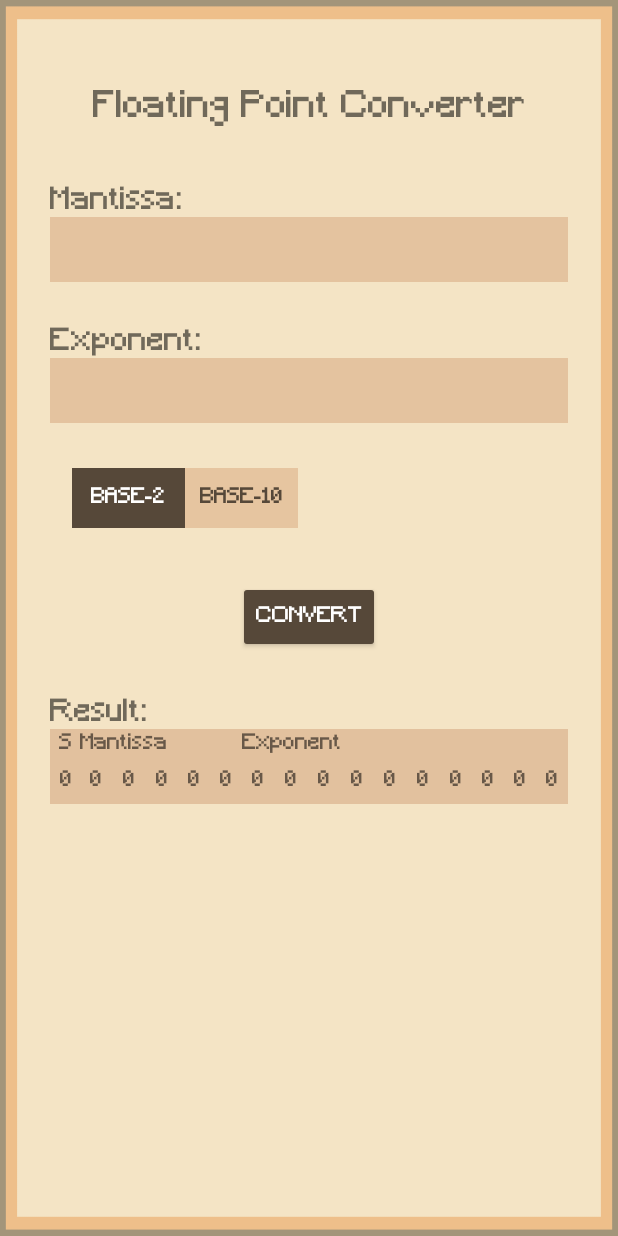
After one commit to RocketRoooiz/CSArchers, an Android app built with Jetpack Compose: the HalfPrecisionFloatSimActivity screen opened directly, with no data from a screen before it, on a phone screen of 412 x 824 dp. The commit adds this screen. Run offline under Robolectric (Android 15) with nearby library versions, the phone set to English and light mode, and no system bars.

Commit message:
create simulation for floating point (half-precision) although still work in progress

```diff
--- a/CSArchers/app/src/main/AndroidManifest.xml
+++ b/CSArchers/app/src/main/AndroidManifest.xml
@@ -66,6 +66,12 @@
             android:theme="@style/Theme.CSArchers">
         </activity>
         <activity
+            android:name=".floating_point_sim.HalfPrecisionFloatSimActivity"
+            android:exported="true"
+            android:label="CSArchers"
+            android:theme="@style/Theme.CSArchers">
+        </activity>
+        <activity
             android:name=".LeaderboardActivity"
             android:exported="true"
             android:label="CSArchers"
--- a/CSArchers/app/src/main/java/com/mobicom/s16/csarchers/TopicsActivity.kt
+++ b/CSArchers/app/src/main/java/com/mobicom/s16/csarchers/TopicsActivity.kt
@@ -6,6 +6,7 @@ import androidx.activity.ComponentActivity
 import com.mobicom.s16.csarchers.binary_add_sub_sim.BinaryAddSubSimActivity
 import com.mobicom.s16.csarchers.databinding.ActivityTopicsBinding
 import com.mobicom.s16.csarchers.decimal_binary_sim.DecimalBinarySimActivity
+import com.mobicom.s16.csarchers.floating_point_sim.HalfPrecisionFloatSimActivity
 
 class TopicsActivity : ComponentActivity() {
     override fun onCreate(savedInstanceState: Bundle?) {
@@ -129,7 +130,7 @@ class TopicsActivity : ComponentActivity() {
 
             // IEEE
             viewBinding.topicsBtnFlt32.setOnClickListener {
-                val intent = Intent(this, DecimalBinarySimActivity::class.java)
+                val intent = Intent(this, HalfPrecisionFloatSimActivity::class.java)
                 startActivity(intent)
             }
             viewBinding.topicsBtnDec32.setOnClickListener {
--- /dev/null
+++ b/CSArchers/app/src/main/java/com/mobicom/s16/csarchers/floating_point_sim/HalfPrecisionFloatSimActivity.kt
@@ -0,0 +1,123 @@
+package com.mobicom.s16.csarchers.floating_point_sim
+
+import android.os.Bundle
+import android.view.View
+import android.widget.TextView
+import androidx.activity.ComponentActivity
+import androidx.core.content.ContextCompat
+import androidx.core.view.isGone
+import com.mobicom.s16.csarchers.R
+import com.mobicom.s16.csarchers.Size
+import com.mobicom.s16.csarchers.databinding.ActivityDbSimBinding
+import com.mobicom.s16.csarchers.databinding.ActivityHpfcSimBinding
+import com.mobicom.s16.csarchers.decimal_binary_sim.DecimalBinaryConverter
+import com.mobicom.s16.csarchers.floating_point_sim.HalfPrecisionFloatConverter
+
+class HalfPrecisionFloatSimActivity : ComponentActivity() {
+    companion object {
+        const val BACKGROUND_TINT_COLOUR = "#E6C5A0"
+    }
+
+    private lateinit var viewBinding: ActivityHpfcSimBinding
+
+    private var converter = HalfPrecisionFloatConverter()
+    private var usesBase10 = false // false means using base 2 for input.
+
+    override fun onCreate(savedInstanceState: Bundle?) {
+        super.onCreate(savedInstanceState)
+        viewBinding = ActivityHpfcSimBinding.inflate(layoutInflater)
+        setContentView(viewBinding.root)
+
+        // Update UI according to sharedPreferences.
+        updateStateForBase()
+        resetStateForBinaryOutput()
+
+        viewBinding.activityHpfcSimBase2Btn.setOnClickListener( View.OnClickListener {
+            usesBase10 = false
+            updateStateForBase()
+        })
+
+        viewBinding.activityHpfcSimBase10Btn.setOnClickListener( View.OnClickListener {
+            usesBase10 = true
+            updateStateForBase()
+        })
+
+        viewBinding.activityHpfcSimConvertBtn.setOnClickListener( View.OnClickListener {
+            updateStateFromConversion()
+        })
+    }
+
+    private fun updateStateForBase() {
+        if (usesBase10) {
+            // Update activityDbSimBase2Btn design
+            viewBinding.activityHpfcSimBase2Btn.backgroundTintList = null // null means @null
+            viewBinding.activityHpfcSimBase2Btn.setTextColor(resources.getColor(R.color.coffee_brown, null))
+
+            // Update activityDbSimBase10Btn design
+            viewBinding.activityHpfcSimBase10Btn.backgroundTintList = ContextCompat.getColorStateList(this, R.color.coffee_brown)
+            viewBinding.activityHpfcSimBase10Btn.setTextColor(resources.getColor(R.color.white, null))
+        } else { // uses base 10.
+            // Update activityDbSimBase2Btn design
+            viewBinding.activityHpfcSimBase2Btn.backgroundTintList = ContextCompat.getColorStateList(this, R.color.coffee_brown)
+            viewBinding.activityHpfcSimBase2Btn.setTextColor(resources.getColor(R.color.white, null))
+
+            // Update activityDbSimBase10Btn design
+            viewBinding.activityHpfcSimBase10Btn.backgroundTintList = null
+            viewBinding.activityHpfcSimBase10Btn.setTextColor(resources.getColor(R.color.coffee_brown, null))
+        }
+    }
+
+    private fun updateStateFromConversion() {
+        val mantissa_input = viewBinding.activityHpfcSimMantissaInputEt.text.toString()
+        val exponent_input = viewBinding.activityHpfcSimExponentInputEt.text.toString()
+        val output = converter.convert(mantissa_input, exponent_input, usesBase10)
+
+        updateStateForBinaryOutput(output)
+    }
+
+
+    private fun updateStateForBinaryOutput(output: HalfPrecisionFloatConverter.ConversionResult) {
+        val binary_output = output.binary
+        val message_output = output.message
+
+        // Handles binary output UI
+        viewBinding.activityHpfcSimBit15Tv.text = binary_output[0].toString() // Updates bit for sign (bit 15).
+
+        // Updates bits for mantissa (bits 14 to 10).
+        for (i in 0 until viewBinding.activityHpfcSimMantissaBinaryOutputBitsLl.childCount) {
+            val view = viewBinding.activityHpfcSimMantissaBinaryOutputBitsLl.getChildAt(i)
+            if (view is TextView) {
+                view.text = binary_output[i + 2].toString()
+            }
+        }
+
+        // Updates bits for exponent (bits 9 to 0).
+        for (i in 0 until viewBinding.activityHpfcSimExponentBinaryOutputBitsLl.childCount) {
+            val view = viewBinding.activityHpfcSimExponentBinaryOutputBitsLl.getChildAt(i)
+            if (view is TextView) {
+                view.text = binary_output[i + 8].toString()
+            }
+        }
+
+        // Handles output messaging in header.
+         viewBinding.activityHpfcSimBinaryOutputHeaderTv.text = "Result: $message_output"
+    }
+
+    private fun resetStateForBinaryOutput() {
+        viewBinding.activityHpfcSimBit15Tv.text = "0" // Resets bit 15 which is the sign bit to 0.
+
+        for (i in 0 until viewBinding.activityHpfcSimMantissaBinaryOutputBitsLl.childCount) {
+            val view = viewBinding.activityHpfcSimMantissaBinaryOutputBitsLl.getChildAt(i)
+            if (view is TextView) {
+                view.text = "0"
+            }
+        }
+
+        for (i in 0 until viewBinding.activityHpfcSimExponentBinaryOutputBitsLl.childCount) {
+            val view = viewBinding.activityHpfcSimExponentBinaryOutputBitsLl.getChildAt(i)
+            if (view is TextView) {
+                view.text = "0"
+            }
+        }
+    }
+}
--- /dev/null
+++ b/CSArchers/app/src/main/res/layout/activity_hpfc_sim.xml
@@ -0,0 +1,378 @@
+<?xml version="1.0" encoding="utf-8"?>
+<androidx.constraintlayout.widget.ConstraintLayout xmlns:android="http://schemas.android.com/apk/res/android"
+    xmlns:app="http://schemas.android.com/apk/res-auto"
+    xmlns:tools="http://schemas.android.com/tools"
+    android:id="@+id/activity_hpfc_sim_cl"
+    android:layout_width="match_parent"
+    android:layout_height="match_parent"
+    android:background="@drawable/simulation_background"
+    android:padding="10dp">
+
+    <TextView
+        android:id="@+id/activity_hpfc_sim_title_tv"
+        android:layout_width="wrap_content"
+        android:layout_height="wrap_content"
+        android:layout_marginTop="50dp"
+        android:fontFamily="@font/minecraft"
+        android:text="Floating Point Converter"
+        android:textSize="24sp"
+        app:layout_constraintEnd_toEndOf="parent"
+        app:layout_constraintStart_toStartOf="parent"
+        app:layout_constraintTop_toTopOf="parent" />
+
+    <LinearLayout
+        android:id="@+id/activity_hpfc_sim_base_ll"
+        android:layout_width="wrap_content"
+        android:layout_height="wrap_content"
+        android:layout_marginTop="30dp"
+        android:layout_marginEnd="165dp"
+        android:layout_weight="1"
+        android:orientation="horizontal"
+        app:layout_constraintEnd_toEndOf="parent"
+        app:layout_constraintStart_toStartOf="parent"
+        app:layout_constraintTop_toBottomOf="@+id/activity_hpfc_sim_exponent_input_ll">
+
+        <Button
+            android:id="@+id/activity_hpfc_sim_base_2_btn"
+            android:layout_width="75dp"
+            android:layout_height="40dp"
+            android:layout_weight="1"
+            android:background="#E6C5A0"
+            android:fontFamily="@font/minecraft"
+            android:text="Base-2"
+            android:textColor="#564839" />
+
+        <Button
+            android:id="@+id/activity_hpfc_sim_base_10_btn"
+            android:layout_width="75dp"
+            android:layout_height="40dp"
+            android:layout_weight="1"
+            android:background="#E6C5A0"
+            android:backgroundTint="#564839"
+            android:fontFamily="@font/minecraft"
+            android:text="Base-10"
+            android:textColor="@color/white" />
+
+    </LinearLayout>
+
+    <LinearLayout
+        android:id="@+id/activity_hpfc_sim_mantissa_input_ll"
+        android:layout_width="345dp"
+        android:layout_height="wrap_content"
+        android:layout_marginTop="40dp"
+        android:orientation="vertical"
+        app:layout_constraintEnd_toEndOf="parent"
+        app:layout_constraintStart_toStartOf="parent"
+        app:layout_constraintTop_toBottomOf="@+id/activity_hpfc_sim_title_tv">
+
+        <TextView
+            android:id="@+id/activity_hpfc_sim_mantissa_input_header_tv"
+            android:layout_width="match_parent"
+            android:layout_height="wrap_content"
+            android:fontFamily="@font/minecraft"
+            android:text="Mantissa:"
+            android:textSize="20sp" />
+
+        <EditText
+            android:id="@+id/activity_hpfc_sim_mantissa_input_et"
+            android:layout_width="match_parent"
+            android:layout_height="43dp"
+            android:background="#E4C39F"
+            android:fontFamily="@font/minecraft"
+            android:inputType="text"
+            android:padding="10dp"
+            android:textColor="#554739"
+            android:textSize="16sp" />
+
+    </LinearLayout>
+
+    <LinearLayout
+        android:id="@+id/activity_hpfc_sim_exponent_input_ll"
+        android:layout_width="345dp"
+        android:layout_height="wrap_content"
+        android:layout_marginTop="30dp"
+        android:orientation="vertical"
+        app:layout_constraintEnd_toEndOf="parent"
+        app:layout_constraintStart_toStartOf="parent"
+        app:layout_constraintTop_toBottomOf="@+id/activity_hpfc_sim_mantissa_input_ll">
+
+        <TextView
+            android:id="@+id/activity_hpfc_sim_exponent_input_header_tv"
+            android:layout_width="match_parent"
+            android:layout_height="wrap_content"
+            android:fontFamily="@font/minecraft"
+            android:text="Exponent:"
+            android:textSize="20sp" />
+
+        <EditText
+            android:id="@+id/activity_hpfc_sim_exponent_input_et"
+            android:layout_width="match_parent"
+            android:layout_height="43dp"
+            android:background="#E4C39F"
+            android:fontFamily="@font/minecraft"
+            android:inputType="text"
+            android:padding="10dp"
+            android:textColor="#554739"
+            android:textSize="16sp" />
+
+    </LinearLayout>
+
+    <Button
+        android:id="@+id/activity_hpfc_sim_convert_btn"
+        android:layout_width="wrap_content"
+        android:layout_height="wrap_content"
+        android:layout_marginTop="105dp"
+        android:layout_weight="5"
+        android:backgroundTint="#564839"
+        android:fontFamily="@font/minecraft"
+        android:text="Convert"
+        android:textColor="@color/white"
+        app:layout_constraintEnd_toEndOf="parent"
+        app:layout_constraintStart_toStartOf="parent"
+        app:layout_constraintTop_toBottomOf="@+id/activity_hpfc_sim_exponent_input_ll" />
+
+    <LinearLayout
+        android:id="@+id/activity_hpfc_sim_output_ll"
+        android:layout_width="345dp"
+        android:layout_height="wrap_content"
+        android:layout_marginTop="30dp"
+        android:orientation="vertical"
+        app:layout_constraintEnd_toEndOf="parent"
+        app:layout_constraintStart_toStartOf="parent"
+        app:layout_constraintTop_toBottomOf="@+id/activity_hpfc_sim_convert_btn">
+
+        <TextView
+            android:id="@+id/activity_hpfc_sim_binary_output_header_tv"
+            android:layout_width="match_parent"
+            android:layout_height="wrap_content"
+            android:fontFamily="@font/minecraft"
+            android:text="Result:"
+            android:textSize="20sp" />
+
+        <LinearLayout
+            android:id="@+id/activity_bas_sim_binary_output_bits_ll"
+            android:layout_width="match_parent"
+            android:layout_height="50dp"
+            android:background="#E2C19E"
+            android:orientation="horizontal">
+
+            <LinearLayout
+                android:id="@+id/activity_hpfc_sign_binary_output_ll"
+                android:layout_width="wrap_content"
+                android:layout_height="match_parent"
+                android:layout_weight="1"
+                android:orientation="vertical">
+
+                <TextView
+                    android:id="@+id/activity_hpfc_sign_binary_output_tv"
+                    android:layout_width="match_parent"
+                    android:layout_height="0dp"
+                    android:layout_weight="2"
+                    android:fontFamily="@font/minecraft"
+                    android:gravity="center"
+                    android:text="S" />
+
+                <TextView
+                    android:id="@+id/activity_hpfc_sim_bit15_tv"
+                    android:layout_width="22dp"
+                    android:layout_height="0dp"
+                    android:layout_weight="3"
+                    android:fontFamily="@font/minecraft"
+                    android:gravity="center"
+                    android:text="0" />
+            </LinearLayout>
+
+            <LinearLayout
+                android:id="@+id/activity_hpfc_mantissa_binary_output_ll"
+                android:layout_width="wrap_content"
+                android:layout_height="match_parent"
+                android:layout_weight="1"
+                android:orientation="vertical">
+
+                <TextView
+                    android:id="@+id/activity_hpfc_sim_mantissa_binary_output_tv"
+                    android:layout_width="match_parent"
+                    android:layout_height="0dp"
+                    android:layout_weight="2"
+                    android:fontFamily="@font/minecraft"
+                    android:gravity="center_vertical"
+                    android:text="Mantissa" />
+
+                <LinearLayout
+                    android:id="@+id/activity_hpfc_sim_mantissa_binary_output_bits_ll"
+                    android:layout_width="wrap_content"
+                    android:layout_height="0dp"
+                    android:layout_weight="3"
+                    android:orientation="horizontal">
+
+                    <TextView
+                        android:id="@+id/activity_hpfc_sim_bit14_tv"
+                        android:layout_width="22dp"
+                        android:layout_height="match_parent"
+                        android:layout_weight="1"
+                        android:fontFamily="@font/minecraft"
+                        android:gravity="center"
+                        android:text="0" />
+
+                    <TextView
+                        android:id="@+id/activity_hpfc_sim_bit13_tv"
+                        android:layout_width="22dp"
+                        android:layout_height="match_parent"
+                        android:layout_weight="1"
+                        android:fontFamily="@font/minecraft"
+                        android:gravity="center"
+                        android:text="0" />
+
+                    <TextView
+                        android:id="@+id/activity_hpfc_sim_bit12_tv"
+                        android:layout_width="22dp"
+                        android:layout_height="match_parent"
+                        android:layout_weight="1"
+                        android:fontFamily="@font/minecraft"
+                        android:gravity="center"
+                        android:text="0" />
+
+                    <TextView
+                        android:id="@+id/activity_hpfc_sim_bit11_tv"
+                        android:layout_width="22dp"
+                        android:layout_height="match_parent"
+                        android:layout_weight="1"
+                        android:fontFamily="@font/minecraft"
+                        android:gravity="center"
+                        android:text="0" />
+
+                    <TextView
+                        android:id="@+id/activity_hpfc_sim_bit10_tv"
+                        android:layout_width="22dp"
+                        android:layout_height="match_parent"
+                        android:layout_weight="1"
+                        android:fontFamily="@font/minecraft"
+                        android:gravity="center"
+                        android:text="0" />
+
+                </LinearLayout>
+            </LinearLayout>
+
+            <LinearLayout
+                android:id="@+id/activity_hpfc_exponent_binary_output_ll"
+                android:layout_width="wrap_content"
+                android:layout_height="match_parent"
+                android:layout_weight="1"
+                android:orientation="vertical">
+
+                <TextView
+                    android:id="@+id/activity_hpfc_exponent_binary_output_tv"
+                    android:layout_width="match_parent"
+                    android:layout_height="0dp"
+                    android:layout_weight="2"
+                    android:fontFamily="@font/minecraft"
+                    android:gravity="center_vertical"
+                    android:text="Exponent" />
+
+                <LinearLayout
+                    android:id="@+id/activity_hpfc_sim_exponent_binary_output_bits_ll"
+                    android:layout_width="wrap_content"
+                    android:layout_height="0dp"
+                    android:layout_weight="3"
+                    android:orientation="horizontal">
+
+                    <TextView
+                        android:id="@+id/activity_hpfc_sim_bit9_tv"
+                        android:layout_width="22dp"
+                        android:layout_height="match_parent"
+                        android:layout_weight="1"
+                        android:fontFamily="@font/minecraft"
+                        android:gravity="center"
+                        android:text="0" />
+
+                    <TextView
+                        android:id="@+id/activity_hpfc_sim_bit8_tv"
+                        android:layout_width="22dp"
+                        android:layout_height="match_parent"
+                        android:layout_weight="1"
+                        android:fontFamily="@font/minecraft"
+                        android:gravity="center"
+                        android:text="0" />
+
+                    <TextView
+                        android:id="@+id/activity_hpfc_sim_bit7_tv"
+                        android:layout_width="22dp"
+                        android:layout_height="match_parent"
+                        android:layout_weight="1"
+                        android:fontFamily="@font/minecraft"
+                        android:gravity="center"
+                        android:text="0" />
+
+                    <TextView
+                        android:id="@+id/activity_hpfc_sim_bit6_tv"
+                        android:layout_width="22dp"
+                        android:layout_height="match_parent"
+                        android:layout_weight="1"
+                        android:fontFamily="@font/minecraft"
+                        android:gravity="center"
+                        android:text="0" />
+
+                    <TextView
+                        android:id="@+id/activity_hpfc_sim_bit5_tv"
+                        android:layout_width="22dp"
+                        android:layout_height="match_parent"
+                        android:layout_weight="1"
+                        android:fontFamily="@font/minecraft"
+                        android:gravity="center"
+                        android:text="0" />
+
+                    <TextView
+                        android:id="@+id/activity_hpfc_sim_bit4_tv"
+                        android:layout_width="22dp"
+                        android:layout_height="match_parent"
+                        android:layout_weight="1"
+                        android:fontFamily="@font/minecraft"
+                        android:gravity="center"
+                        android:text="0" />
+
+                    <TextView
+                        android:id="@+id/activity_hpfc_sim_bit3_tv"
+                        android:layout_width="22dp"
+                        android:layout_height="match_parent"
+                        android:layout_weight="1"
+                        android:fontFamily="@font/minecraft"
+                        android:gravity="center"
+                        android:text="0" />
+
+                    <TextView
+                        android:id="@+id/activity_hpfc_sim_bit2_tv"
+                        android:layout_width="22dp"
+                        android:layout_height="match_parent"
+                        android:layout_weight="1"
+                        android:fontFamily="@font/minecraft"
+                        android:gravity="center"
+                        android:text="0" />
+
+                    <TextView
+                        android:id="@+id/activity_hpfc_sim_bit1_tv"
+                        android:layout_width="22dp"
+                        android:layout_height="match_parent"
+                        android:layout_weight="1"
+                        android:fontFamily="@font/minecraft"
+                        android:gravity="center"
+                        android:text="0" />
+
+                    <TextView
+                        android:id="@+id/activity_hpfc_sim_bit0_tv"
+                        android:layout_width="22dp"
+                        android:layout_height="match_parent"
+                        android:layout_weight="1"
+                        android:fontFamily="@font/minecraft"
+                        android:gravity="center"
+                        android:text="0" />
+
+                </LinearLayout>
+            </LinearLayout>
+
+        </LinearLayout>
+
+    </LinearLayout>
+
+
+    <!-- Minecraft Font Source: https://www.dafont.com/minecraft.fonthttps://www.dafont.com/minecraft.font-->
+</androidx.constraintlayout.widget.ConstraintLayout>
```
Also changed, not shown: CSArchers/app/src/main/java/com/mobicom/s16/csarchers/floating_point_sim/HalfPrecisionFloatConverter.kt (added, +240 -0 lines), 2 other files.
